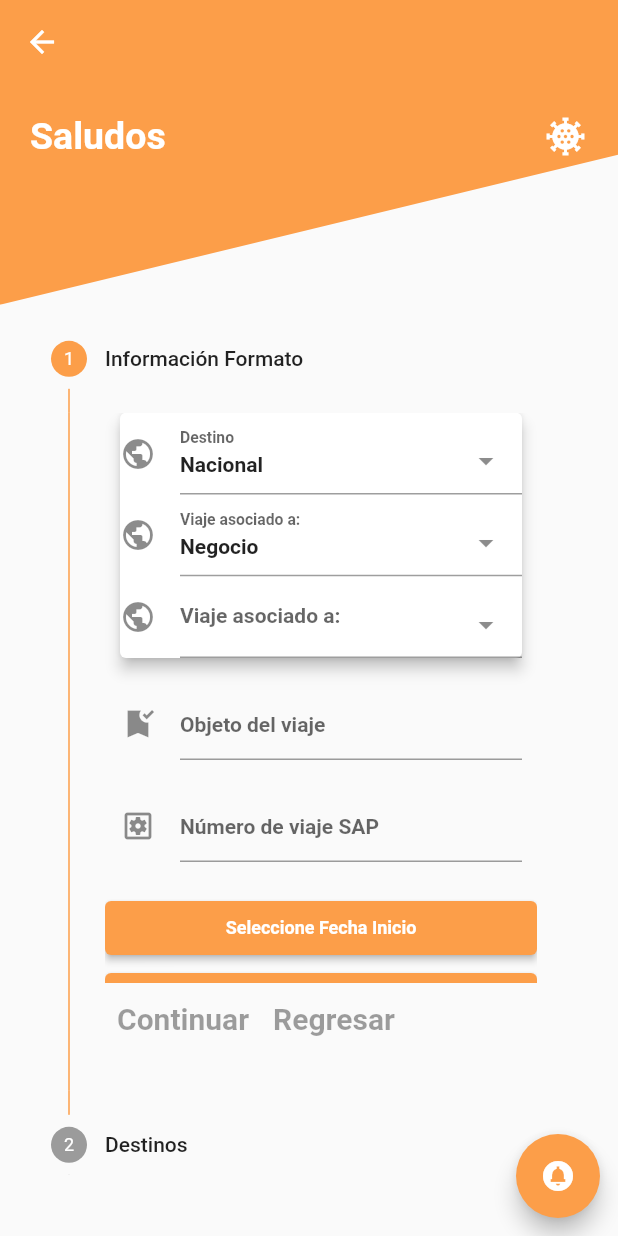
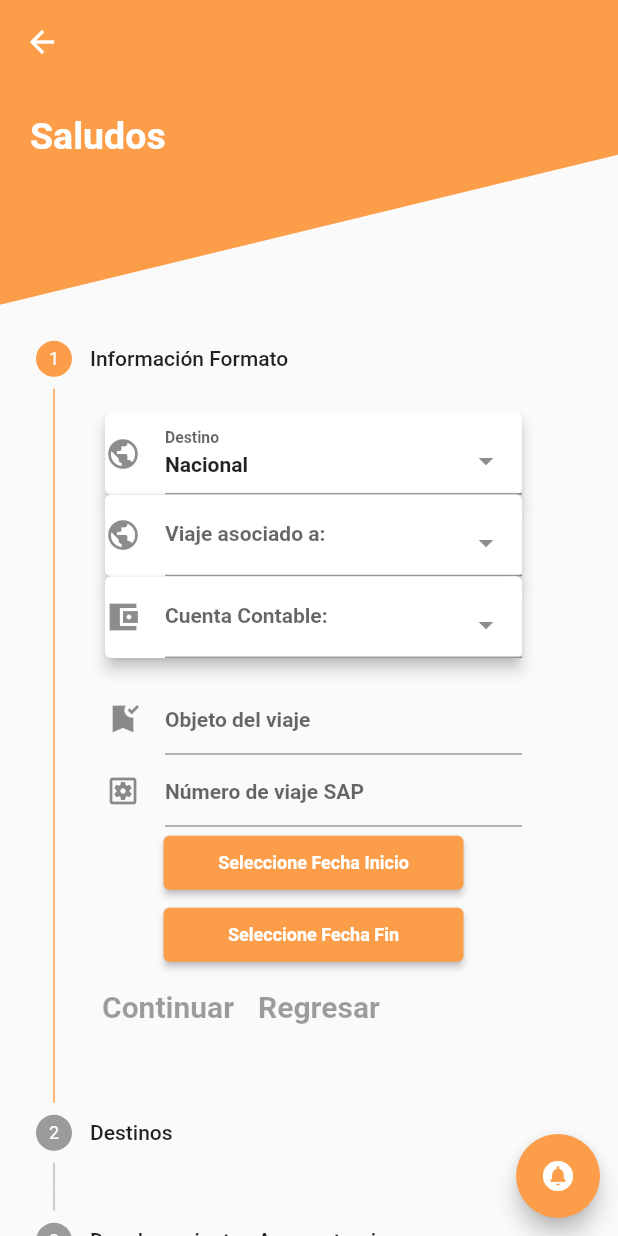
Before and after one commit to David-ctrlDev/MSM_Flutter_APP, a Flutter app: the TravelExpensesForm screen opened directly with empty values, on a phone screen of 412 x 824 dp. Run offline on Flutter 3.47's test engine with Material 2 defaults, Android fonts, the phone set to English and light mode, and no system bars; drawn by our look-alikes of select_form_field; our stand-ins replace flutter_easyloading; missing offline and left inert: draggable_fab; Roboto replaces fonts that are missing (Helvetica).

Commit message:
update travelExpensesForm

```diff
--- a/lib/components/travelExpensesFormContainer1.dart
+++ b/lib/components/travelExpensesFormContainer1.dart
@@ -1,5 +1,6 @@
 import 'package:flutter/cupertino.dart';
 import 'package:flutter/material.dart';
+import 'package:intl/intl.dart';
 import 'package:msm_mobile_app/utilities/fetch.dart';
 import 'package:select_form_field/select_form_field.dart';
 
@@ -7,10 +8,22 @@ class FormContainer1 extends StatefulWidget {
   _FormContainer1 createState() => _FormContainer1();
 }
 
-var value;
+var selectDate1Text = "Seleccione Fecha Inicio";
+var selectDate2Text = "Seleccione Fecha Fin";
+var destinationValue;
+var associatedValue;
+var accountValue;
 var dateValueIni;
 var dateValueEnd;
-var _items3;
+var travelObject;
+var sapNumber ;
+dynamic _items3 =  [
+    {
+      'value': 'corporativo',
+      'label': 'Para cargar las cuentas, recuerda Seleccionar Viaje Asociado a:',
+      'icon': Icon(Icons.warning_rounded)
+    },
+];
 
 class _FormContainer1 extends State<FormContainer1> {
   DateTime currentDate = DateTime.now();
@@ -24,10 +37,10 @@ class _FormContainer1 extends State<FormContainer1> {
       setState(() {
         currentDate = pickedDate;
         dateValueIni = currentDate;
-        print(dateValueIni);
+        selectDate1Text = DateFormat.yMMMMd().format(dateValueIni).toString();
+
       });
   }
-
   Future<void> _selectDate2(BuildContext context) async {
     final DateTime? pickedDate = await showDatePicker(
         context: context,
@@ -38,7 +51,7 @@ class _FormContainer1 extends State<FormContainer1> {
       setState(() {
         currentDate = pickedDate;
         dateValueEnd = currentDate;
-        print(dateValueEnd);
+        selectDate2Text = DateFormat.yMMMMd().format(dateValueIni).toString();
       });
   }
 
@@ -46,41 +59,49 @@ class _FormContainer1 extends State<FormContainer1> {
     return (SingleChildScrollView(
         child: Column(children: [
       Container(
-          height: 380,
+          height: 180,
           child: ListView(children: [
             Card(
-                margin: EdgeInsets.fromLTRB(10, 0, 10, 20),
+                margin: EdgeInsets.fromLTRB(10, 0, 10, 0),
                 elevation: 4,
-                child: Column(children: [
-                  SelectFormField(
+                child:SelectFormField(
                     style: TextStyle(fontWeight: FontWeight.bold, fontSize: 14),
                     initialValue: 'nacional',
                     icon: Icon(Icons.public),
                     labelText: 'Destino',
                     items: _items,
-                    onChanged: (val) => {value = val},
-                    toolbarOptions: ToolbarOptions(copy: true),
+                    onChanged: (val) => {destinationValue = val},
+
                     //onSaved: (val) => print(val),
-                  ),
-                  SelectFormField(
+                  )),
+            Card(
+                margin: EdgeInsets.fromLTRB(10, 0, 10, 0),
+                elevation: 4,
+                child:SelectFormField(
                     style: TextStyle(fontWeight: FontWeight.bold, fontSize: 14),
-                    initialValue: 'negocio',
+                    initialValue: '',
                     icon: Icon(Icons.public),
                     labelText: 'Viaje asociado a:',
                     items: _items2,
-                    onChanged: (val) => {value = val, func()},
-                  ),
-                  SelectFormField(
+                    onChanged: (val) => {associatedValue = val, func(associatedValue)},
+                  )
+            ),
+            Card(
+                margin: EdgeInsets.fromLTRB(10, 0, 10, 0),
+                elevation: 4,
+                child:SelectFormField(
+                    hintText: "Recuerda Seleccionar el Viaje",
+                    type: SelectFormFieldType.dialog,
                     style: TextStyle(fontWeight: FontWeight.bold, fontSize: 14),
-                    initialValue: 'negocio',
-                    icon: Icon(Icons.public),
-                    labelText: 'Viaje asociado a:',
+                    icon: Icon(Icons.account_balance_wallet_sharp),
+                    labelText: 'Cuenta Contable:',
                     items: _items3,
-                    onChanged: (val) => {value = val},
-                  )
+                    onChanged: (val) => {accountValue = val},
+
+                  ))
                 ])),
             Container(
-                padding: EdgeInsets.fromLTRB(10, 0, 10, 20),
+                padding: EdgeInsets.fromLTRB(10, 0, 10, 0),
                 child: TextField(
                   decoration: InputDecoration(
                       icon: Icon(Icons.bookmark_added_sharp),
@@ -89,7 +110,7 @@ class _FormContainer1 extends State<FormContainer1> {
                           TextStyle(fontSize: 14, fontWeight: FontWeight.bold)),
                 )),
             Container(
-                padding: EdgeInsets.fromLTRB(10, 0, 10, 20),
+                padding: EdgeInsets.fromLTRB(10, 0, 10, 0),
                 child: TextField(
                   decoration: InputDecoration(
                       icon: Icon(Icons.settings_applications_outlined),
@@ -98,24 +119,27 @@ class _FormContainer1 extends State<FormContainer1> {
                           TextStyle(fontSize: 14, fontWeight: FontWeight.bold)),
                 )),
             ElevatedButton(
+
               style: ButtonStyle(
-                  fixedSize: MaterialStateProperty.all(Size.fromWidth(10))),
+                  fixedSize: MaterialStateProperty.all(Size.fromWidth(200))),
               onPressed: () => _selectDate(context),
               child: Text(
-                'Seleccione Fecha Inicio',
+                selectDate1Text,
                 style: TextStyle(fontWeight: FontWeight.bold, fontSize: 12),
               ),
             ),
             ElevatedButton(
-              onPressed: () => func(), //_selectDate2(context),
+              style: ButtonStyle(
+                  fixedSize: MaterialStateProperty.all(Size.fromWidth(200))),
+              onPressed: () =>_selectDate2(context),
               child: Text(
-                'Seleccione Fecha Fin',
+                selectDate2Text,
                 style: TextStyle(fontWeight: FontWeight.bold, fontSize: 12),
               ),
-            ),
-          ]))
-    ])));
-  }
+            )])));
+
+
+          }
 
   final List<Map<String, dynamic>> _items2 = [
     {
@@ -140,8 +164,9 @@ class _FormContainer1 extends State<FormContainer1> {
       'textStyle': TextStyle(color: Colors.red),
     },
   ];
-  void func() async {
-    Future<List> _futureOfList = viajeAsociadoFetchData();
+  void func(destination) async {
+    destination == 'negocio'? destination = 2 : destination= 1;
+    Future<List> _futureOfList = viajeAsociadoFetchData(destination);
     List list = await _futureOfList;
     setState(() {
       _items3 = list;
--- a/lib/pages/travelExpenses/travelExpensesForm.dart
+++ b/lib/pages/travelExpenses/travelExpensesForm.dart
@@ -66,12 +66,6 @@ class _TravelExpensesFormState extends State<TravelExpensesForm> {
                                   fontSize: 25,
                                 ),
                                 textAlign: TextAlign.left,
-                              ),
-                              Spacer(),
-                              Icon(
-                                Icons.coronavirus_sharp,
-                                color: Colors.white,
-                                size: 30,
                               )
                             ],
                           ),
@@ -88,8 +82,8 @@ class _TravelExpensesFormState extends State<TravelExpensesForm> {
                     ),
                   ),
                   Container(
-                    padding: EdgeInsets.fromLTRB(10, 0, 30, 20),
-                    height: 600,
+                    padding: EdgeInsets.fromLTRB(0, 0, 30, 20),
+                    height: 800,
                     child: Stepper(
                         controlsBuilder: (BuildContext context,
                             {VoidCallback? onStepContinue,
@@ -123,7 +117,7 @@ class _TravelExpensesFormState extends State<TravelExpensesForm> {
                           final isLastStep =
                               currentStep == getSteps().length - 1;
                           if (isLastStep) {
-                            print(value +
+                            print(destinationValue + associatedValue + accountValue+
                                 dateValueIni.toString() +
                                 dateValueEnd.toString());
                           } else {
--- a/lib/utilities/fetch.dart
+++ b/lib/utilities/fetch.dart
@@ -23,9 +23,9 @@ Future<User?> loginFetchData(password, user) async {
   }
 }
 
-Future<List<Map<String, dynamic>>> viajeAsociadoFetchData() async {
-  const url =
-      'https://www.mv-tel.com/MSM_Viaticos_API_Test/api/CuentaContable/ObtenerCuentasContablesPorViajeAsociado/1';
+Future<List<Map<String, dynamic>>> viajeAsociadoFetchData(destination) async {
+  var url =
+      'https://www.mv-tel.com/MSM_Viaticos_API_Test/api/CuentaContable/ObtenerCuentasContablesPorViajeAsociado/$destination';
 
   final response = await http.get(
     Uri.parse(url),
--- a/pubspec.yaml
+++ b/pubspec.yaml
@@ -29,6 +29,7 @@ dependencies:
   draggable_fab: 0.1.4
   select_form_field: "^2.2.0"
   syncfusion_flutter_datepicker: ^19.4.52
+  intl: ^0.17.0
 
 
 
```
Also changed, not shown: pubspec.lock.
